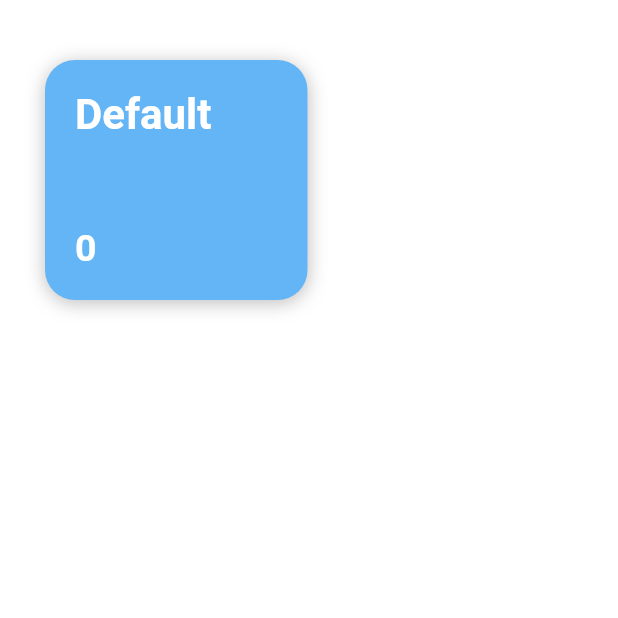
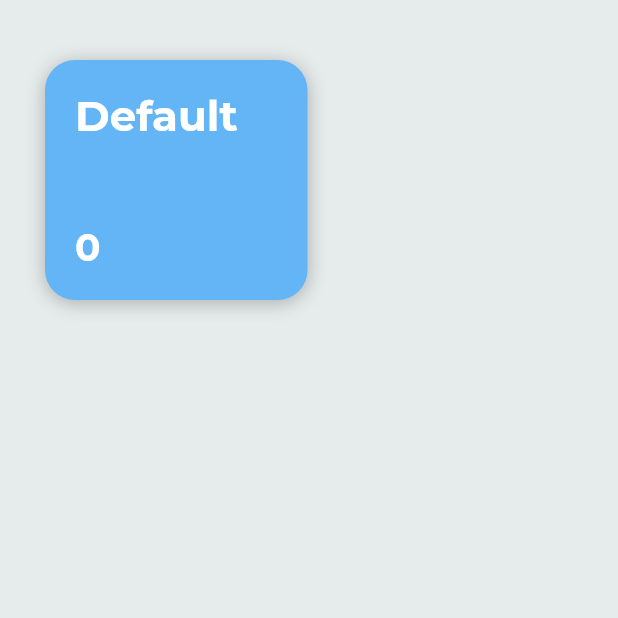
Before and after one commit to AlexeyPerov/LogKeeper-Flutter-Firebase, a Flutter app: the screen it shows after launch, on a phone screen of 412 x 824 dp, the top half of it. Run offline on Flutter 3.47's test engine with Material 2 defaults, Android fonts, the phone set to English and light mode, and no system bars; our stand-ins replace bloc, cloud_firestore, equatable, firebase_core, flutter_bloc, get_it and 5 more; missing offline and left inert: clipboard_manager, file_picker_cross, firestore_cache, proviso, uiblock, universal_html and 1 more; accounts and stored records are empty.

Commit message:
New themes integration wip

```diff
--- /dev/null
+++ b/log_keep/lib/app/options/app_options.dart
@@ -0,0 +1,202 @@
+import 'dart:async';
+
+import 'package:flutter/foundation.dart';
+import 'package:flutter/material.dart';
+import 'package:flutter/scheduler.dart' show timeDilation;
+import 'package:flutter/services.dart' show SystemUiOverlayStyle;
+import 'package:log_keep/app/theme/theme_constants.dart';
+
+// based on https://github.com/flutter/gallery
+
+class AppOptions {
+  const AppOptions({
+    this.themeMode,
+    double textScaleFactor,
+    this.timeDilation,
+    this.platform,
+    this.isTestMode,
+  })  : _textScaleFactor = textScaleFactor;
+
+  final ThemeMode themeMode;
+  final double _textScaleFactor;
+  final double timeDilation;
+  final TargetPlatform platform;
+  final bool isTestMode;
+
+  double textScaleFactor(BuildContext context, {bool useSentinel = false}) {
+    if (_textScaleFactor == systemTextScaleFactorOption) {
+      return useSentinel
+          ? systemTextScaleFactorOption
+          : MediaQuery.of(context).textScaleFactor;
+    } else {
+      return _textScaleFactor;
+    }
+  }
+
+  SystemUiOverlayStyle resolvedSystemUiOverlayStyle() {
+    Brightness brightness;
+    switch (themeMode) {
+      case ThemeMode.light:
+        brightness = Brightness.light;
+        break;
+      case ThemeMode.dark:
+        brightness = Brightness.dark;
+        break;
+      default:
+        brightness = WidgetsBinding.instance.window.platformBrightness;
+    }
+
+    final overlayStyle = brightness == Brightness.dark
+        ? SystemUiOverlayStyle.light
+        : SystemUiOverlayStyle.dark;
+
+    return overlayStyle;
+  }
+
+  AppOptions copyWith({
+    ThemeMode themeMode,
+    double textScaleFactor,
+    Locale locale,
+    double timeDilation,
+    TargetPlatform platform,
+    bool isTestMode,
+  }) {
+    return AppOptions(
+      themeMode: themeMode ?? this.themeMode,
+      textScaleFactor: textScaleFactor ?? _textScaleFactor,
+      timeDilation: timeDilation ?? this.timeDilation,
+      platform: platform ?? this.platform,
+      isTestMode: isTestMode ?? this.isTestMode,
+    );
+  }
+
+  @override
+  bool operator ==(Object other) =>
+      other is AppOptions &&
+          themeMode == other.themeMode &&
+          _textScaleFactor == other._textScaleFactor &&
+          timeDilation == other.timeDilation &&
+          platform == other.platform &&
+          isTestMode == other.isTestMode;
+
+  @override
+  int get hashCode => hashValues(
+    themeMode,
+    _textScaleFactor,
+    timeDilation,
+    platform,
+    isTestMode,
+  );
+
+  static AppOptions of(BuildContext context) {
+    final scope =
+    context.dependOnInheritedWidgetOfExactType<_ModelBindingScope>();
+    return scope.modelBindingState.currentModel;
+  }
+
+  static void update(BuildContext context, AppOptions newModel) {
+    final scope =
+    context.dependOnInheritedWidgetOfExactType<_ModelBindingScope>();
+    scope.modelBindingState.updateModel(newModel);
+  }
+}
+
+class ApplyTextOptions extends StatelessWidget {
+  const ApplyTextOptions({@required this.child});
+
+  final Widget child;
+
+  @override
+  Widget build(BuildContext context) {
+    final options = AppOptions.of(context);
+    final textScaleFactor = options.textScaleFactor(context);
+
+    Widget widget = MediaQuery(
+      data: MediaQuery.of(context).copyWith(
+        textScaleFactor: textScaleFactor,
+      ),
+      child: child,
+    );
+    return widget;
+  }
+}
+
+// https://medium.com/flutter/managing-flutter-application-state-with-inheritedwidgets-1140452befe1
+
+class _ModelBindingScope extends InheritedWidget {
+  _ModelBindingScope({
+    Key key,
+    @required this.modelBindingState,
+    Widget child,
+  })  : assert(modelBindingState != null),
+        super(key: key, child: child);
+
+  final _ModelBindingState modelBindingState;
+
+  @override
+  bool updateShouldNotify(_ModelBindingScope oldWidget) => true;
+}
+
+class ModelBinding extends StatefulWidget {
+  ModelBinding({
+    Key key,
+    this.initialModel = const AppOptions(),
+    this.child,
+  })  : assert(initialModel != null),
+        super(key: key);
+
+  final AppOptions initialModel;
+  final Widget child;
+
+  @override
+  _ModelBindingState createState() => _ModelBindingState();
+}
+
+class _ModelBindingState extends State<ModelBinding> {
+  AppOptions currentModel;
+  Timer _timeDilationTimer;
+
+  @override
+  void initState() {
+    super.initState();
+    currentModel = widget.initialModel;
+  }
+
+  @override
+  void dispose() {
+    _timeDilationTimer?.cancel();
+    _timeDilationTimer = null;
+    super.dispose();
+  }
+
+  void handleTimeDilation(AppOptions newModel) {
+    if (currentModel.timeDilation != newModel.timeDilation) {
+      _timeDilationTimer?.cancel();
+      _timeDilationTimer = null;
+      if (newModel.timeDilation > 1) {
+        _timeDilationTimer = Timer(const Duration(milliseconds: 150), () {
+          timeDilation = newModel.timeDilation;
+        });
+      } else {
+        timeDilation = newModel.timeDilation;
+      }
+    }
+  }
+
+  void updateModel(AppOptions newModel) {
+    if (newModel != currentModel) {
+      handleTimeDilation(newModel);
+      setState(() {
+        currentModel = newModel;
+      });
+    }
+  }
+
+  @override
+  Widget build(BuildContext context) {
+    return _ModelBindingScope(
+      modelBindingState: this,
+      child: widget.child,
+    );
+  }
+}
--- a/log_keep/lib/app/theme/theme_constants.dart
+++ b/log_keep/lib/app/theme/theme_constants.dart
@@ -2,6 +2,7 @@ import 'package:flutter/material.dart';
 import 'package:intl/intl.dart';
 
 const double kMinWebContainerWidth = 850;
+const double systemTextScaleFactorOption = -1;
 const kPrimaryColor = Color(0xFF64B5F6);
 const kPrimaryLightColor = Color(0xFFFFECDF);
 const kPrimaryGradientColor = LinearGradient(
--- a/log_keep/lib/app/theme/themes.dart
+++ b/log_keep/lib/app/theme/themes.dart
@@ -1,6 +1,99 @@
 import 'package:flutter/material.dart';
 import 'package:log_keep/app/theme/theme_constants.dart';
+import 'package:google_fonts/google_fonts.dart';
 
+class AppThemeData {
+  static const _lightFillColor = Colors.black;
+  static const _darkFillColor = Colors.white;
+
+  static final Color _lightFocusColor = Colors.black.withOpacity(0.12);
+  static final Color _darkFocusColor = Colors.white.withOpacity(0.12);
+
+  static ThemeData lightThemeData =
+  themeData(lightColorScheme, _lightFocusColor);
+  static ThemeData darkThemeData = themeData(darkColorScheme, _darkFocusColor);
+
+  static ThemeData themeData(ColorScheme colorScheme, Color focusColor) {
+    return ThemeData(
+      colorScheme: colorScheme,
+      textTheme: _textTheme,
+      primaryColor: const Color(0xFF030303),
+      appBarTheme: AppBarTheme(
+        textTheme: _textTheme.apply(bodyColor: colorScheme.onPrimary),
+        color: colorScheme.background,
+        elevation: 0,
+        iconTheme: IconThemeData(color: colorScheme.primary),
+        brightness: colorScheme.brightness,
+      ),
+      iconTheme: IconThemeData(color: colorScheme.onPrimary),
+      canvasColor: colorScheme.background,
+      scaffoldBackgroundColor: colorScheme.background,
+      highlightColor: Colors.transparent,
+      accentColor: colorScheme.primary,
+      focusColor: focusColor,
+      snackBarTheme: SnackBarThemeData(
+        behavior: SnackBarBehavior.floating,
+        backgroundColor: Color.alphaBlend(
+          _lightFillColor.withOpacity(0.80),
+          _darkFillColor,
+        ),
+        contentTextStyle: _textTheme.subtitle1.apply(color: _darkFillColor),
+      ),
+    );
+  }
+
+  static const ColorScheme lightColorScheme = ColorScheme(
+    primary: Color(0xFFB93C5D),
+    primaryVariant: Color(0xFF117378),
+    secondary: Color(0xFFEFF3F3),
+    secondaryVariant: Color(0xFFFAFBFB),
+    background: Color(0xFFE6EBEB),
+    surface: Color(0xFFFAFBFB),
+    onBackground: Colors.white,
+    error: _lightFillColor,
+    onError: _lightFillColor,
+    onPrimary: _lightFillColor,
+    onSecondary: Color(0xFF322942),
+    onSurface: Color(0xFF241E30),
+    brightness: Brightness.light,
+  );
+
+  static const ColorScheme darkColorScheme = ColorScheme(
+    primary: Color(0xFFFF8383),
+    primaryVariant: Color(0xFF1CDEC9),
+    secondary: Color(0xFF1F797C),
+    secondaryVariant: Color(0xFF1B526F),
+    background: Color(0xFF1E302F),
+    surface: Color(0xFF1F1929),
+    onBackground: Color(0x0DFFFFFF), // White with 0.05 opacity
+    error: _darkFillColor,
+    onError: _darkFillColor,
+    onPrimary: _darkFillColor,
+    onSecondary: _darkFillColor,
+    onSurface: _darkFillColor,
+    brightness: Brightness.dark,
+  );
+
+  static const _regular = FontWeight.w400;
+  static const _medium = FontWeight.w500;
+  static const _semiBold = FontWeight.w600;
+  static const _bold = FontWeight.w700;
+
+  static final TextTheme _textTheme = TextTheme(
+    headline4: GoogleFonts.montserrat(fontWeight: _bold, fontSize: 20.0),
+    caption: GoogleFonts.oswald(fontWeight: _semiBold, fontSize: 16.0),
+    headline5: GoogleFonts.oswald(fontWeight: _medium, fontSize: 16.0),
+    subtitle1: GoogleFonts.montserrat(fontWeight: _medium, fontSize: 16.0),
+    overline: GoogleFonts.montserrat(fontWeight: _medium, fontSize: 12.0),
+    bodyText1: GoogleFonts.montserrat(fontWeight: _regular, fontSize: 14.0),
+    subtitle2: GoogleFonts.montserrat(fontWeight: _medium, fontSize: 14.0),
+    bodyText2: GoogleFonts.montserrat(fontWeight: _regular, fontSize: 16.0),
+    headline6: GoogleFonts.montserrat(fontWeight: _bold, fontSize: 16.0),
+    button: GoogleFonts.montserrat(fontWeight: _semiBold, fontSize: 14.0),
+  );
+}
+
+// TODO remove
 ThemeData theme() {
   return ThemeData(
     scaffoldBackgroundColor: Colors.white,
--- a/log_keep/lib/main.dart
+++ b/log_keep/lib/main.dart
@@ -1,4 +1,6 @@
+import 'package:flutter/foundation.dart';
 import 'package:flutter/material.dart';
+import 'package:flutter/scheduler.dart';
 import 'package:log_keep/bloc/global/events_stream.dart';
 import 'package:log_keep/repositories/settings_repository.dart';
 import 'package:log_keep/screens/details/details_screen.dart';
@@ -8,6 +10,8 @@ import 'package:log_keep/screens/splash/splash_screen.dart';
 import 'package:log_keep/app/theme/themes.dart';
 import 'package:log_keep/common/utilities/routing/routing_extensions.dart';
 import 'app/app.dart';
+import 'app/options/app_options.dart';
+import 'app/theme/theme_constants.dart';
 
 void main() {
   getIt.registerSingleton<EventsStream>(CommonEventsStream());
@@ -22,11 +26,32 @@ class AppWidget extends StatelessWidget {
   AppWidget() : _appInitialization = App.initializeApp();
 
   @override
-  Widget build(BuildContext context) {
+  Widget build(BuildContext context) => ModelBinding(
+    initialModel: AppOptions(
+      themeMode: ThemeMode.system,
+      textScaleFactor: systemTextScaleFactorOption,
+      timeDilation: timeDilation,
+      platform: defaultTargetPlatform,
+      isTestMode: false,
+    ),
+    child: Builder(
+      builder: (context) {
+        return _createApp(context);
+      },
+    ),
+  );
+
+  MaterialApp _createApp(BuildContext context) {
     return MaterialApp(
       debugShowCheckedModeBanner: false,
       title: 'Log Keeper',
-      theme: theme(),
+      themeMode: AppOptions.of(context).themeMode,
+      theme: AppThemeData.lightThemeData.copyWith(
+        platform: AppOptions.of(context).platform,
+      ),
+      darkTheme: AppThemeData.darkThemeData.copyWith(
+        platform: AppOptions.of(context).platform,
+      ),
       initialRoute: HomeScreen.routeName,
       onGenerateRoute: _generateRoute,
     );
```
